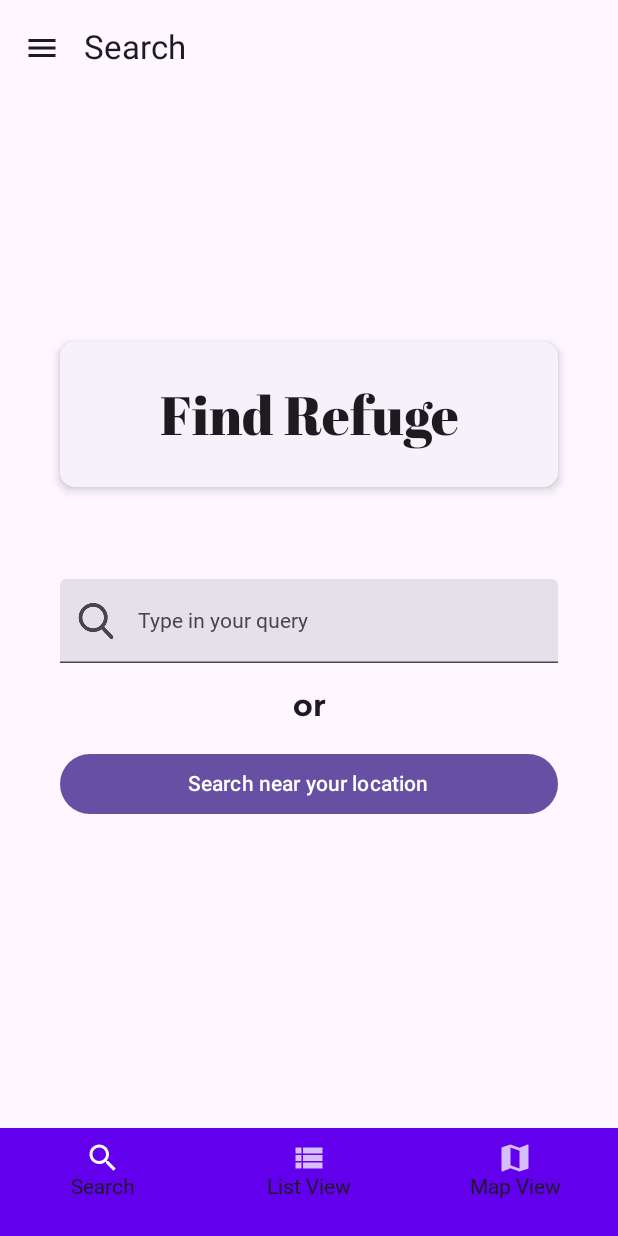
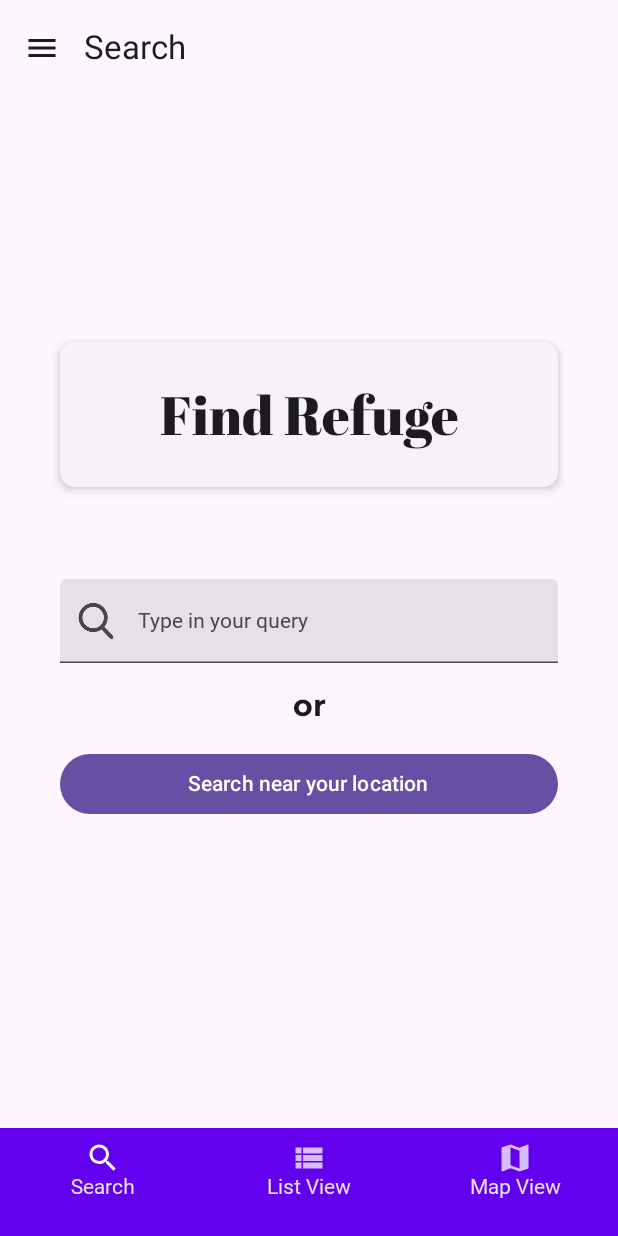
Before and after one commit to Alejandro-Casanova/Refuge-Restrooms-Android, an Android app built with Jetpack Compose: the SEARCH screen opened through its navigation route, on a phone screen of 412 x 824 dp. Run offline under Robolectric (Android 15) with nearby library versions, the light colour scheme and no system bars; Roboto replaces fonts that are not available here.

Commit message:
fixed bottom bar text

```diff
--- a/app/src/main/java/com/example/refugerestrooms/ui/RefugeRestroomsApp.kt
+++ b/app/src/main/java/com/example/refugerestrooms/ui/RefugeRestroomsApp.kt
@@ -119,7 +119,7 @@ fun RefugeRestroomsApp(
             topBar()
         },
         bottomBar = {
-            RefugeRestroomsTheme(darkTheme = darkTheme) {
+            RefugeRestroomsTheme(darkTheme = true) {
                 Surface(
                     modifier = Modifier,
                     color = MaterialTheme.colorScheme.background
```
